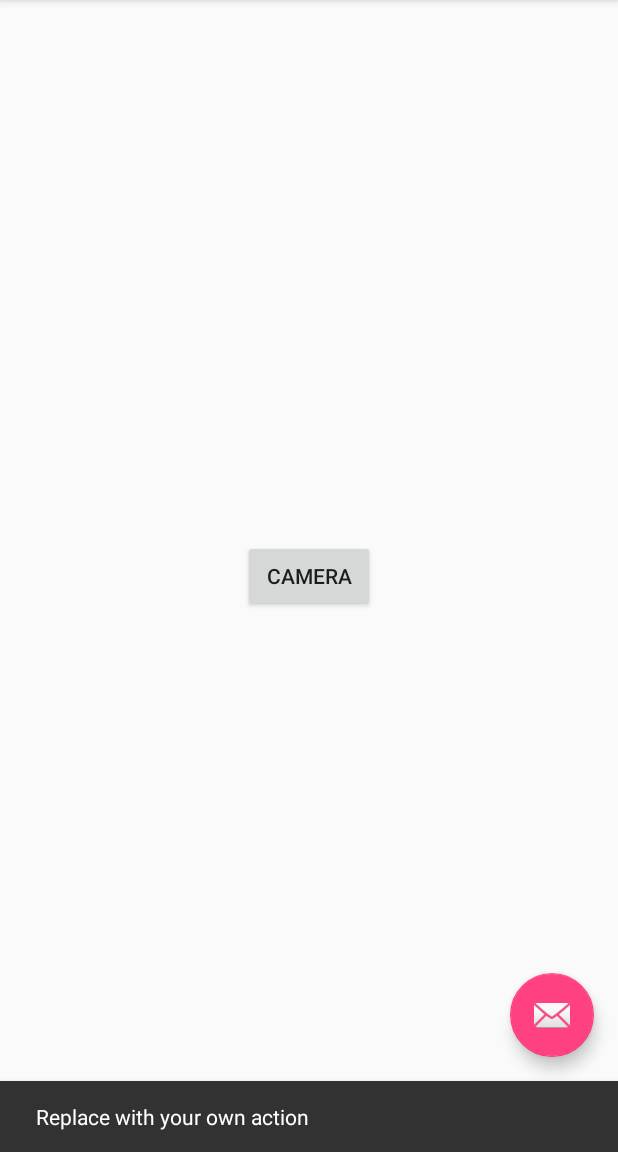
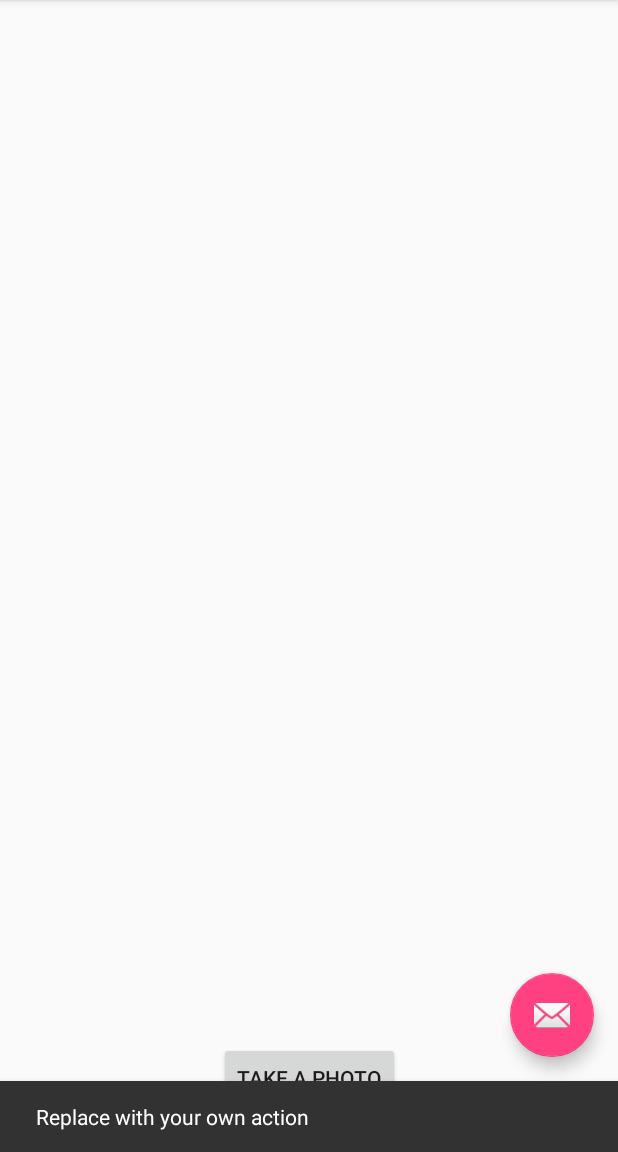
Before and after one commit to Lng123/NoteApp, an Android app: the screen it shows after launch (MainActivity), after a tap on an icon or button, on a phone screen of 412 x 824 dp, the part 84-1236 px from its top. Run offline under Robolectric (Android 15) with nearby library versions, the phone set to English and light mode, and no system bars.

Commit message:
Add camera intent and save directory

```diff
--- a/app/src/main/AndroidManifest.xml
+++ b/app/src/main/AndroidManifest.xml
@@ -28,7 +28,7 @@
         </activity>
         <provider
             android:name="android.support.v4.content.FileProvider"
-            android:authorities="com.example.android.fileprovider"
+            android:authorities="com.noteapp.noteapp.fileprovider"
             android:exported="false"
             android:grantUriPermissions="true">
             <meta-data
--- /dev/null
+++ b/app/src/main/java/com/noteapp/noteapp/Camera.java
@@ -0,0 +1,58 @@
+package com.noteapp.noteapp;
+
+import android.app.Activity;
+import android.content.Intent;
+import android.content.pm.PackageManager;
+import android.net.Uri;
+import android.provider.MediaStore;
+import android.support.v4.content.FileProvider;
+
+import java.io.File;
+import java.io.IOException;
+import java.text.SimpleDateFormat;
+import java.util.Date;
+
+public class Camera {
+
+    private File storageDir;
+    private Activity activity;
+    static final int REQUEST_TAKE_PHOTO = 1;
+    private String mCurrentPhotoPath;
+    private PackageManager packageManager;
+
+    public Camera(Activity activity, PackageManager packageManager, File storageDir) {
+        this.activity = activity;
+        this.packageManager = packageManager;
+        this.storageDir = storageDir;
+    }
+
+    public void dispatchTakePictureIntent() {
+        Intent takePictureIntent = new Intent(MediaStore.ACTION_IMAGE_CAPTURE);
+        // Ensure that there's a camera activity to handle the intent
+        if (takePictureIntent.resolveActivity(this.packageManager) != null) {
+            // Create the File where the photo should go
+            File photoFile = null;
+            try {
+                photoFile = createImageFile();
+            } catch (IOException ex) {
+                // Error occurred while creating the File
+            }
+            // Continue only if the File was successfully created
+            takePictureIntent.putExtra(MediaStore.EXTRA_OUTPUT, Uri.fromFile(photoFile));
+            System.out.println("Photo saved into: >>>>>>>>>>>>>>>>>>>>>> " + Uri.fromFile(photoFile).toString());
+            this.activity.startActivityForResult(takePictureIntent, REQUEST_TAKE_PHOTO);
+
+        }
+    }
+
+    private File createImageFile() throws IOException {
+        // Create an image file name
+        String timeStamp = new SimpleDateFormat("yyyyMMdd_HHmmss").format(new Date());
+        File image = new File(this.storageDir.getPath() + File.separator +
+                "IMG_"+ timeStamp + ".jpg");
+
+        // Save a file: path for use with ACTION_VIEW intents
+        mCurrentPhotoPath = image.getAbsolutePath();
+        return image;
+    }
+}
--- a/app/src/main/res/layout/content_main.xml
+++ b/app/src/main/res/layout/content_main.xml
@@ -12,9 +12,10 @@
         android:id="@+id/CameraButton"
         android:layout_width="wrap_content"
         android:layout_height="wrap_content"
-        android:text="Camera"
+        android:text="Take a photo"
         app:layout_constraintBottom_toBottomOf="parent"
         app:layout_constraintEnd_toEndOf="parent"
         app:layout_constraintStart_toStartOf="parent"
-        app:layout_constraintTop_toTopOf="parent" />
+        app:layout_constraintTop_toTopOf="parent"
+        app:layout_constraintVertical_bias="0.965" />
 </android.support.constraint.ConstraintLayout>
--- a/app/src/main/res/xml/file_paths.xml
+++ b/app/src/main/res/xml/file_paths.xml
@@ -1,6 +1,5 @@
 <?xml version="1.0" encoding="utf-8"?>
-<paths xmlns:android="http://schemas.android.com/apk/res/android">
-    <!--<external-path name="my_images" path="C:/Users/louis/AndroidStudioProjects/NoteApp" />-->
+<paths>
     <external-path
         name="my_images"
         path="." />
```
Also changed, not shown: app/src/main/java/com/noteapp/noteapp/CameraActivity.java (deleted, +0 -58 lines), app/src/main/java/com/noteapp/noteapp/MainActivity.java (+20 -34 lines).
